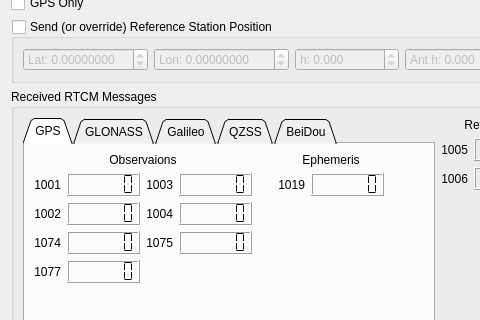
Old version of the form Linux/RControlStation/rtcmwidget.ui in the repository vedderb/rise_sdvp; both pictures show x 0 to 480 and y 214 to 534 of the 958 by 696 pixel window.
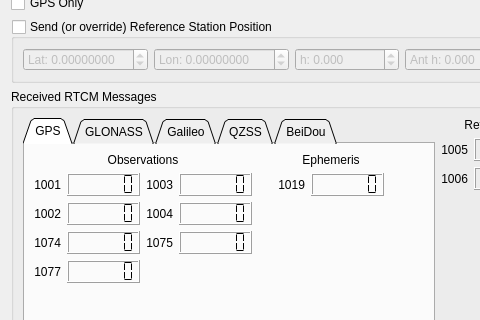
New version of the form. Icons and pictures are not drawn.

Commit message: RControlStation/rtcmwidget: fix typo

The edit to the form file:
```diff
--- a/Linux/RControlStation/rtcmwidget.ui
+++ b/Linux/RControlStation/rtcmwidget.ui
@@ -575,7 +575,7 @@
                </font>
               </property>
               <property name="text">
-               <string>Observaions</string>
+               <string>Observations</string>
               </property>
               <property name="alignment">
                <set>Qt::AlignCenter</set>
```
Left out of the diff: 8 changed lines with no effect on the pictures.
